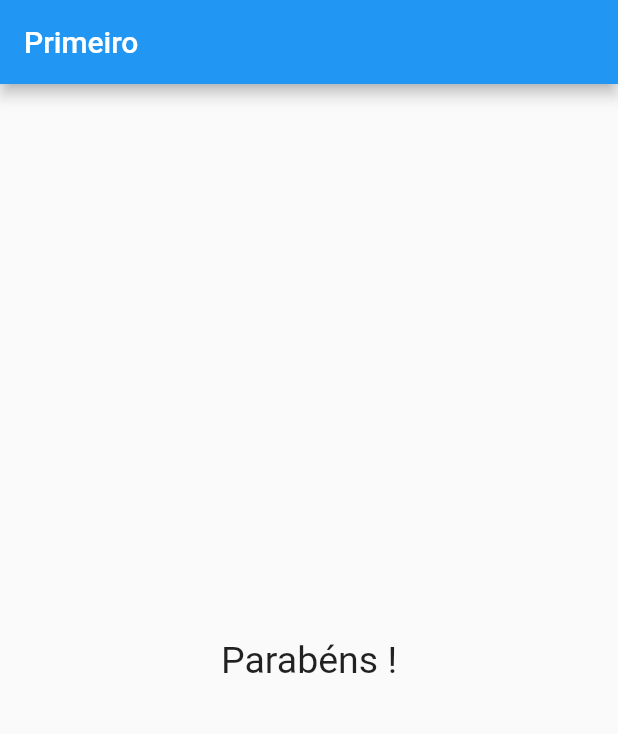
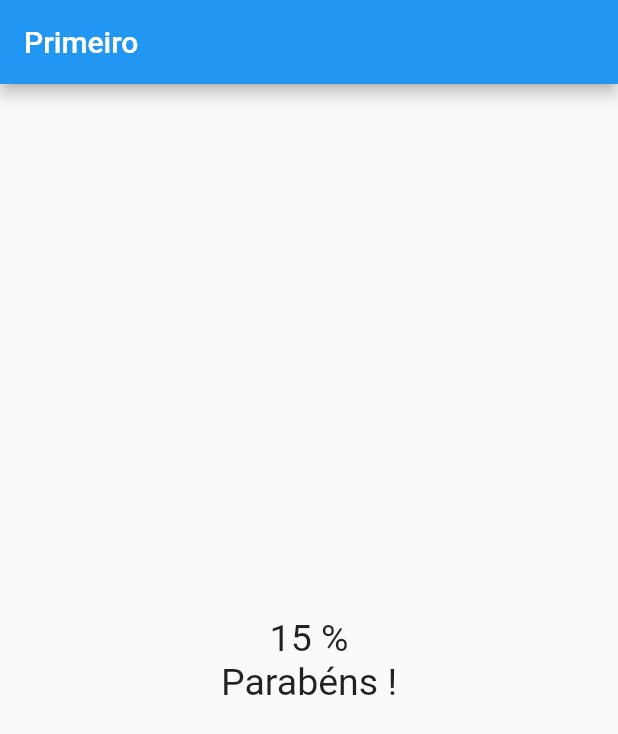
Before and after one commit to gabriel9966/CursoFlutter, a Flutter app: the screen it shows after launch, after a tap on "Preto", after a tap on "Nadar", after a tap on "Maserati", on a phone screen of 412 x 824 dp. Shown: the top 734 px of the screen. Run offline on Flutter 3.47's test engine with Material 2 defaults, Android fonts, the phone set to English and light mode, and no system bars.

Commit message:
primeiro_apk

```diff
--- a/primeiro_apk/lib/resultado.dart
+++ b/primeiro_apk/lib/resultado.dart
@@ -1,12 +1,23 @@
+import 'dart:math';
+
 import 'package:flutter/material.dart';
 
 class Resultado extends StatelessWidget {
   @override
   Widget build(BuildContext context) {
+    var rd = Random();
+    int Naeatorio = rd.nextInt(101);
+
     return Center(
-        child: Text(
-      "Parabéns !",
-      style: TextStyle(fontSize: 25),
-    ));
+        child: Column(mainAxisAlignment: MainAxisAlignment.center, children: [
+      Text(
+        Naeatorio.toString() + " %",
+        style: TextStyle(fontSize: 25),
+      ),
+      Text(
+        "Parabéns !",
+        style: TextStyle(fontSize: 25),
+      )
+    ]));
   }
 }
```
